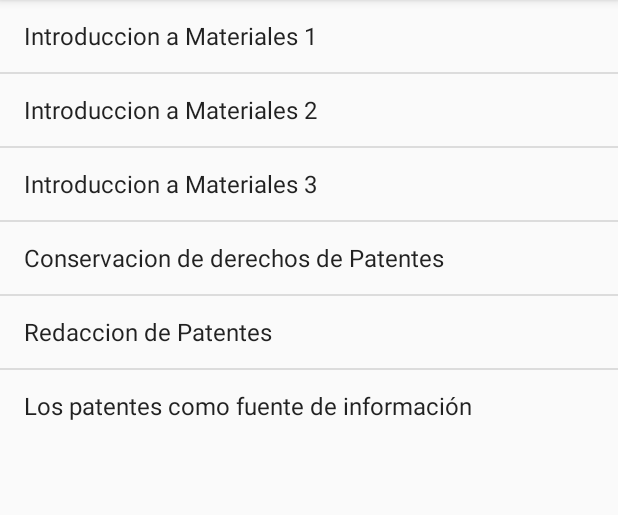
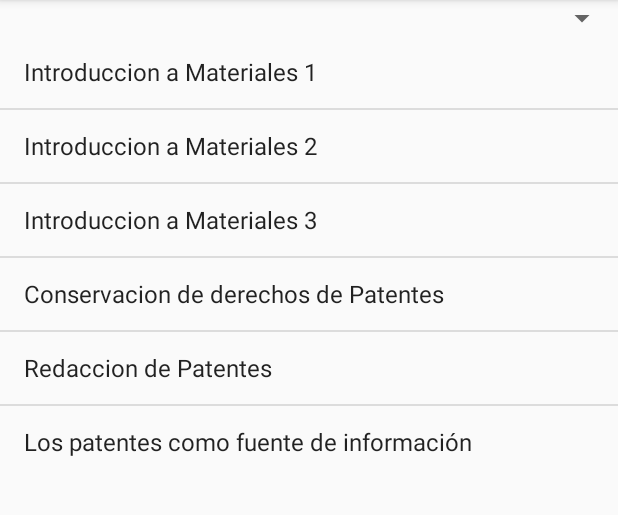
Before and after one commit to mikeIC/MaterialesUABC, an Android app: the fragment PresentacionesFragment placed in its activity, on a phone screen of 412 x 824 dp, the part 84-599 px from its top. Run offline under Robolectric (Android 15) with nearby library versions, the phone set to English and light mode, and no system bars; 2 statements that could not run were skipped.

Commit message:
Videos de materias ya funcionales y diapositivas de presentaciones  tema 5, tema 4a,b,c listas

```diff
--- a/app/src/main/java/com/example/android/materialesuabc/PresentacionActivity.java
+++ b/app/src/main/java/com/example/android/materialesuabc/PresentacionActivity.java
@@ -8,6 +8,7 @@ import android.support.v4.view.PagerAdapter;
 import android.support.v4.view.ViewPager;
 import android.support.v7.app.AppCompatActivity;
 import android.os.Bundle;
+import android.util.Log;
 
 import com.viewpagerindicator.CirclePageIndicator;
 import com.viewpagerindicator.LinePageIndicator;
@@ -32,6 +33,9 @@ public class PresentacionActivity extends AppCompatActivity {
         materiaID = intent.getIntExtra("materiaId",0);
         if (materiaID == 1){
             id = id+6;
+
+            Log.d("PresentacionActivity","materiaID: "+materiaID);
+            Log.d("PresentacionActivity","id: "+id);
         }
 
         if(id == 0){
--- a/app/src/main/java/com/example/android/materialesuabc/TareasFragment.java
+++ b/app/src/main/java/com/example/android/materialesuabc/TareasFragment.java
@@ -25,8 +25,8 @@ public class TareasFragment extends Fragment {
                              Bundle savedInstanceState) {
         // Inflate the layout for this fragment
         Bundle bundle = getArguments();
-        int idMateria = bundle.getInt("materiaSeleccionada");
-        Log.d("PresentacionFrag","idMateria: "+idMateria);
+        int idMateria = bundle.getInt("idMateria",0);
+        Log.d("TareasFragment","idMateria: "+idMateria);
 
         return inflater.inflate(R.layout.fragment_tareas, container, false);
     }
--- a/app/src/main/res/layout/fragment_presentaciones.xml
+++ b/app/src/main/res/layout/fragment_presentaciones.xml
@@ -4,6 +4,14 @@
     android:layout_height="match_parent"
     android:orientation="vertical"
     tools:context="com.example.android.materialesuabc.PresentacionesFragment">
+    <Spinner
+        android:id="@+id/spinner_materias_presentaciones"
+        android:layout_width="match_parent"
+        android:layout_height="wrap_content"
+        android:gravity="center_horizontal"
+        android:padding="5dp"
+        android:spinnerMode="dialog"
+        android:focusable="true" />
 
     <FrameLayout android:id="@+id/frame_lista_presentaciones"
         android:layout_width="match_parent"
--- a/app/src/main/res/values/strings.xml
+++ b/app/src/main/res/values/strings.xml
@@ -36,6 +36,7 @@
     <string-array name="materias_list">
         <item>Desarrollo de Materiales </item>
         <item>Materiales Ceramicos</item>
+        <item>Materiales de Ingenieria</item>
     </string-array>
 
     <string-array name="videos_temas_list">
@@ -80,6 +81,12 @@
     <string-array name="materiales_ceramicos_presentaciones_list">
         <item>Tema 1a</item>
         <item>Tema 1b</item>
+        <item>Tema 1c</item>
+        <item>Tema 2a</item>
+        <item>Tema 2b</item>
+        <item>Tema 3a</item>
+        <item>Tema 3b</item>
+        <item>Tema 3c</item>
         <item>Tema 4a</item>
         <item>Tema 4b</item>
         <item>Tema 4c</item>
```
Also changed, not shown: app/src/main/res/layout/fragment_tareas.xml (+8 -0 lines), app/src/main/res/layout/fragment_videos_category.xml (+9 -0 lines).
